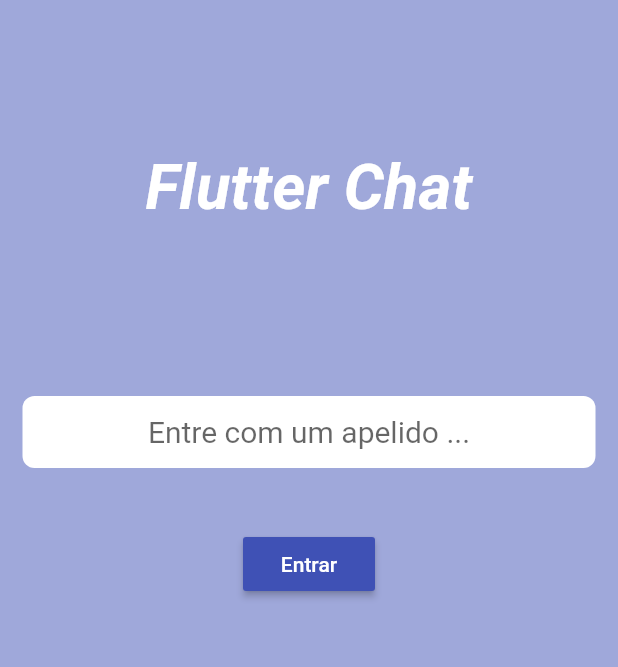
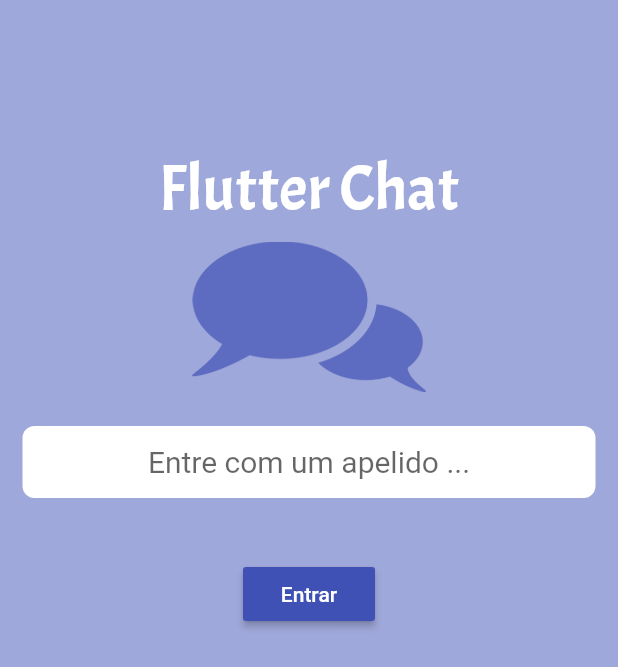
Before and after one commit to hebersousa/flutter-pushmessage, a Flutter app: the screen it shows after launch, on a phone screen of 412 x 824 dp. Shown: the top 667 px of the screen. Run offline on Flutter 3.47's test engine with Material 2 defaults, Android fonts, the phone set to English and light mode, and no system bars; our stand-ins replace firebase_messaging; accounts and stored records are empty.

Commit message:
primeiro commit

```diff
--- a/lib/main.dart
+++ b/lib/main.dart
@@ -9,10 +9,13 @@ class MyApp extends StatelessWidget {
   @override
   Widget build(BuildContext context) {
 
+
     return new MaterialApp(
       title: 'Flutter Chat',
       theme: new ThemeData(
         primarySwatch: Colors.indigo,
+
+
 
       ),
       home: HomeScreen(),
--- a/lib/screens/chat_sc.dart
+++ b/lib/screens/chat_sc.dart
@@ -55,7 +55,7 @@ class _ChatScreenState extends State<ChatScreen> {
 
 
   Future<dynamic> post(String data) async{
-    final url = 'http://192.168.0.29:8081/send';
+    final url = 'http://172.18.8.46:8081/send';
     return http.post(
         url,
         headers: {'Content-Type':'application/json'},
--- a/lib/screens/home_sc.dart
+++ b/lib/screens/home_sc.dart
@@ -27,14 +27,18 @@ class _StateHomeScreen extends State<HomeScreen> {
     var titleStyle = TextStyle(
         fontSize: 42.0,
         color: Colors.white,
-        fontWeight: FontWeight.bold,
-        fontStyle: FontStyle.italic);
+        fontFamily: 'Acme');
 
     var titleApp = new Padding(
-         padding: const EdgeInsets.symmetric(vertical: 100.0),
-        child: Text('Flutter Chat',softWrap: false, style: titleStyle),
+         padding: const EdgeInsets.only(top:100.0, ),
+        child: Text('Flutter Chat',softWrap: true, style: titleStyle),
     );
 
+
+    var imagem = new Padding(
+      padding: const EdgeInsets.all(8.0),
+      child: new Image.asset("images/chat.png",height: 100.0,),
+    );
 
     var button = new Padding(
       padding: const EdgeInsets.all(25.0),
@@ -54,14 +58,13 @@ class _StateHomeScreen extends State<HomeScreen> {
     );
 
      var field = TextField(
-
         textAlign: TextAlign.center,
         style: TextStyle(fontSize: 20.0, color: Colors.black),
         decoration: InputDecoration(
             border: InputBorder.none,
             hintText: 'Entre com um apelido ...'
         ),
-       onChanged: (text){
+           onChanged: (text){
          setState(() {
            _apelido = text;
          });
@@ -74,6 +77,7 @@ class _StateHomeScreen extends State<HomeScreen> {
       child: new Container(
         decoration: BoxDecoration(
           color: Colors.white,
+
           borderRadius:  BorderRadius.circular(8.0)),
           child: field
       ));
@@ -86,6 +90,7 @@ class _StateHomeScreen extends State<HomeScreen> {
             child: Column(
                   children:[
                     titleApp,
+                    imagem,
                     containerField,
                     button
                   ]
```
Also changed, not shown: pubspec.yaml (+12 -0 lines), fonts/Acme-Regular.ttf (added), fonts/Chunkfive.ttf (added), fonts/Notable-Regular.ttf (added), fonts/brainwants.otf (added), images/chat.png (added), pubspec.lock.
